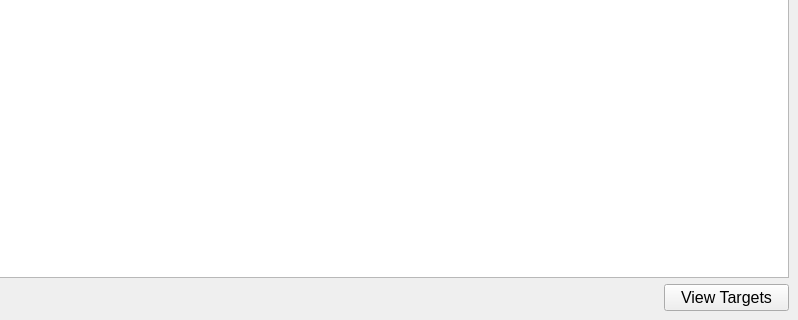
The window that src/ui/find_targets.ui (TrinhLab/CASPERapp) describes before a commit, drawn with Qt 5; both pictures show x 180 to 978 and y 280 to 600 of the 978 by 600 pixel window.
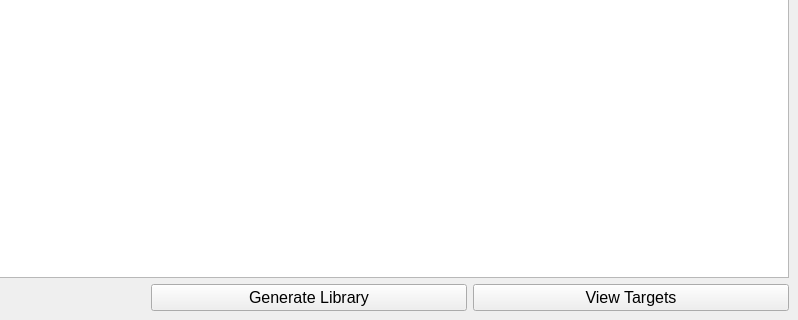
The same window after the commit.

```diff
--- a/src/ui/find_targets.ui
+++ b/src/ui/find_targets.ui
@@ -80,7 +80,32 @@
         </property>
        </widget>
       </item>
-      <item alignment="Qt::AlignRight">
+      <item>
+       <widget class="QPushButton" name="pbtnGenerateLibrary">
+        <property name="sizePolicy">
+         <sizepolicy hsizetype="Preferred" vsizetype="Fixed">
+          <horstretch>0</horstretch>
+          <verstretch>0</verstretch>
+         </sizepolicy>
+        </property>
+        <property name="minimumSize">
+         <size>
+          <width>0</width>
+          <height>0</height>
+         </size>
+        </property>
+        <property name="maximumSize">
+         <size>
+          <width>16777215</width>
+          <height>16777215</height>
+         </size>
+        </property>
+        <property name="text">
+         <string>Generate Library</string>
+        </property>
+       </widget>
+      </item>
+      <item>
        <widget class="QPushButton" name="pbtnViewTargets">
         <property name="sizePolicy">
          <sizepolicy hsizetype="Minimum" vsizetype="Fixed">
```
